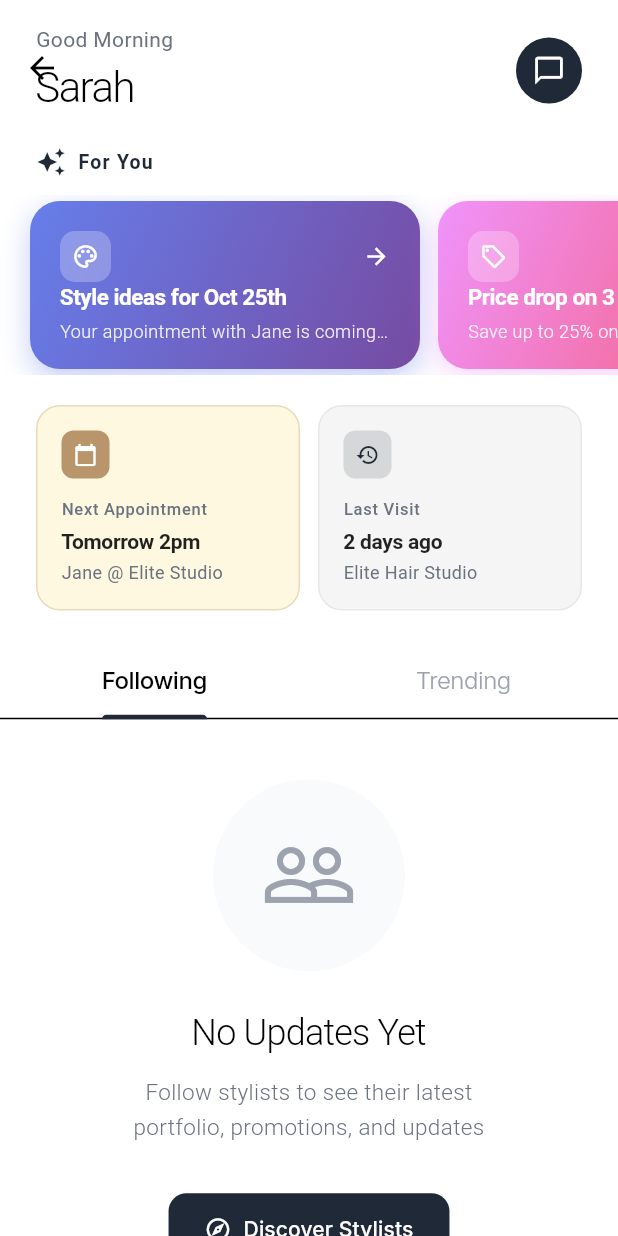
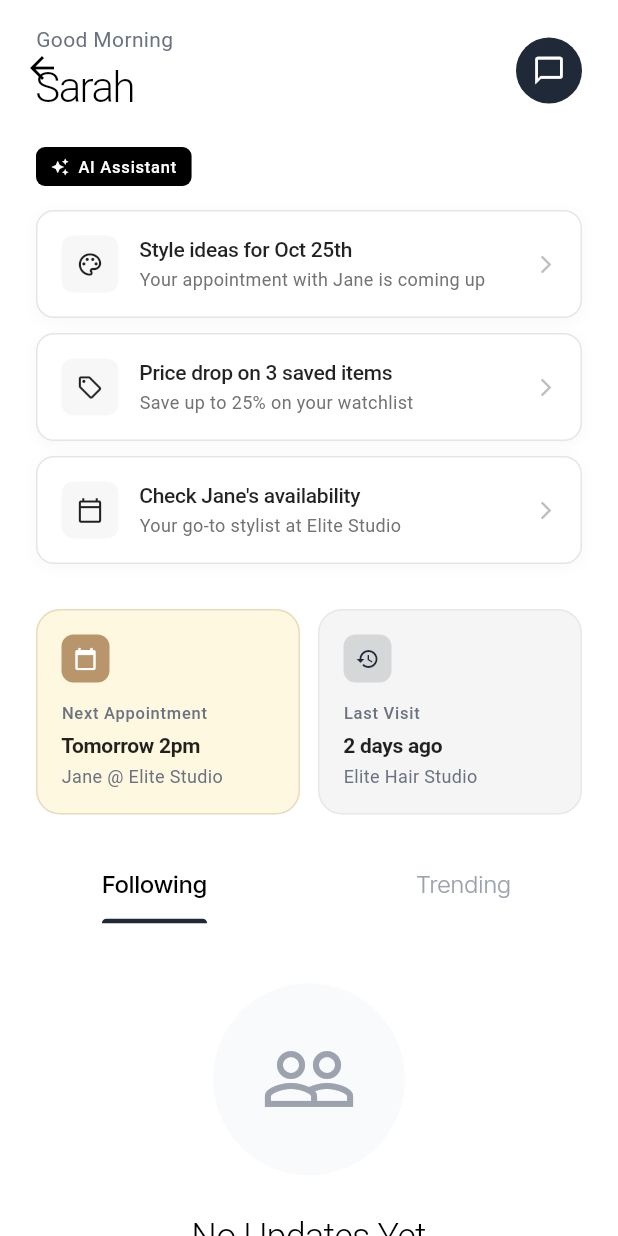
Before and after one commit to qunexadmin/Zelus, a Flutter app: the DiscoverTab screen opened directly, on a phone screen of 412 x 824 dp. Run offline on Flutter 3.47's test engine with Material 3 defaults, Android fonts, the phone set to English and light mode, and no system bars; our stand-ins replace cached_network_image, dio, flutter_riverpod, freezed_annotation, go_router, google_fonts and 4 more; accounts and stored records are empty; generated files the repository leaves out were written again; network calls fail.

Commit message:
Refactor DiscoverTab and update PROJECT_OVERVIEW.md for a clean AI-inspired design
- Redesigned the Smart Quick Actions row to feature a minimalistic layout with vertical cards.
- Removed the gray divider line for a cleaner appearance.
- Updated the AI Assistant Card to reflect a modern aesthetic with clear identification.
- Enhanced the overall UI to align with the new clean design principles, improving user engagement and experience.

```diff
--- a/mobile/lib/features/screens/discover_tab.dart
+++ b/mobile/lib/features/screens/discover_tab.dart
@@ -175,6 +175,8 @@ class _DiscoverTabState extends ConsumerState<DiscoverTab> with SingleTickerProv
                     indicatorWeight: 2.5,
                     labelColor: Colors.black,
                     unselectedLabelColor: AppTheme.textTertiary,
+                    dividerColor: Colors.transparent, // Remove gray divider line
+                    dividerHeight: 0,
                     labelStyle: const TextStyle(
                       fontSize: 16,
                       fontWeight: FontWeight.w500,
@@ -1586,130 +1588,120 @@ class _DiscoverTabState extends ConsumerState<DiscoverTab> with SingleTickerProv
     );
   }
 
-  // NEW REDESIGNED METHODS
+  // CLEAN AI-INSPIRED DESIGN
 
   Widget _buildSmartQuickActionsRow() {
     final actions = _getSmartQuickActions();
 
-    return Column(
-      crossAxisAlignment: CrossAxisAlignment.start,
-      children: [
-        const Padding(
-          padding: EdgeInsets.symmetric(horizontal: 24),
-          child: Row(
-            children: [
-              Icon(Icons.auto_awesome, size: 20, color: AppTheme.primaryColor),
-              SizedBox(width: 8),
-              Text(
-                'For You',
-                style: TextStyle(
-                  fontSize: 13,
-                  fontWeight: FontWeight.w600,
-                  color: AppTheme.primaryColor,
-                  letterSpacing: 0.8,
-                ),
-              ),
-            ],
-          ),
-        ),
-        const SizedBox(height: 12),
-        SizedBox(
-          height: 120,
-          child: ListView.builder(
-            scrollDirection: Axis.horizontal,
-            padding: const EdgeInsets.symmetric(horizontal: 20),
-            itemCount: actions.length,
-            itemBuilder: (context, index) {
-              final action = actions[index];
-              return _buildQuickActionCard(
+    return Padding(
+      padding: const EdgeInsets.symmetric(horizontal: 24),
+      child: Column(
+        crossAxisAlignment: CrossAxisAlignment.start,
+        children: [
+          // Clean minimal header with AI badge
+          Row(
+            children: [
+              Container(
+                padding: const EdgeInsets.symmetric(horizontal: 10, vertical: 5),
+                decoration: BoxDecoration(
+                  color: Colors.black,
+                  borderRadius: BorderRadius.circular(6),
+                ),
+                child: const Row(
+                  mainAxisSize: MainAxisSize.min,
+                  children: [
+                    Icon(Icons.auto_awesome, size: 12, color: Colors.white),
+                    SizedBox(width: 6),
+                    Text(
+                      'AI Assistant',
+                      style: TextStyle(
+                        fontSize: 11,
+                        fontWeight: FontWeight.w500,
+                        color: Colors.white,
+                        letterSpacing: 0.5,
+                      ),
+                    ),
+                  ],
+                ),
+              ),
+            ],
+          ),
+          const SizedBox(height: 16),
+
+          // Clean vertical cards
+          ...actions.map((action) => _buildCleanActionCard(
             action['icon'] as IconData,
             action['title'] as String,
             action['subtitle'] as String?,
             action['onTap'] as VoidCallback,
-                index,
-              );
-            },
-          ),
-        ),
-      ],
-    );
-  }
-
-  Widget _buildQuickActionCard(IconData icon, String title, String? subtitle, VoidCallback onTap, int index) {
-    // Different gradient colors for variety
-    final gradients = [
-      [const Color(0xFF667eea), const Color(0xFF764ba2)], // Purple-blue
-      [const Color(0xFFf093fb), const Color(0xFFf5576c)], // Pink-red
-      [const Color(0xFF4facfe), const Color(0xFF00f2fe)], // Blue-cyan
-    ];
-    final gradient = gradients[index % gradients.length];
-
-    return InkWell(
+          )).toList(),
+        ],
+      ),
+    );
+  }
+
+  Widget _buildCleanActionCard(IconData icon, String title, String? subtitle, VoidCallback onTap) {
+    return Padding(
+      padding: const EdgeInsets.only(bottom: 10),
+      child: InkWell(
         onTap: onTap,
-      borderRadius: BorderRadius.circular(20),
+        borderRadius: BorderRadius.circular(12),
         child: Container(
-        width: 260,
-        margin: const EdgeInsets.only(right: 12, top: 4, bottom: 4),
-        padding: const EdgeInsets.all(20),
-        decoration: BoxDecoration(
-          gradient: LinearGradient(
-            colors: gradient,
-            begin: Alignment.topLeft,
-            end: Alignment.bottomRight,
-          ),
-          borderRadius: BorderRadius.circular(20),
+          padding: const EdgeInsets.all(16),
+          decoration: BoxDecoration(
+            color: Colors.white,
+            borderRadius: BorderRadius.circular(12),
+            border: Border.all(color: const Color(0xFFE5E5E5), width: 1),
             boxShadow: [
               BoxShadow(
-              color: gradient[0].withOpacity(0.4),
-              blurRadius: 16,
-              offset: const Offset(0, 6),
-            ),
-          ],
-        ),
-        child: Column(
-          crossAxisAlignment: CrossAxisAlignment.start,
-          children: [
-            Row(
+                color: Colors.black.withOpacity(0.03),
+                blurRadius: 8,
+                offset: const Offset(0, 2),
+              ),
+            ],
+          ),
+          child: Row(
             children: [
               Container(
-                  padding: const EdgeInsets.all(8),
-                  decoration: BoxDecoration(
-                    color: Colors.white.withOpacity(0.25),
-                    borderRadius: BorderRadius.circular(10),
-                  ),
-                  child: Icon(icon, color: Colors.white, size: 18),
-                ),
-                const Spacer(),
-                const Icon(Icons.arrow_forward, color: Colors.white, size: 18),
-              ],
-            ),
-            const Spacer(),
+                padding: const EdgeInsets.all(10),
+                decoration: BoxDecoration(
+                  color: const Color(0xFFF7F7F7),
+                  borderRadius: BorderRadius.circular(8),
+                ),
+                child: Icon(icon, size: 18, color: Colors.black87),
+              ),
+              const SizedBox(width: 14),
+              Expanded(
+                child: Column(
+                  crossAxisAlignment: CrossAxisAlignment.start,
+                  children: [
                     Text(
                       title,
                       style: const TextStyle(
-                fontSize: 15,
-                fontWeight: FontWeight.w600,
-                color: Colors.white,
-                letterSpacing: -0.3,
+                        fontSize: 14,
+                        fontWeight: FontWeight.w500,
+                        color: Colors.black87,
+                        letterSpacing: -0.2,
                         height: 1.3,
                       ),
-              maxLines: 2,
-              overflow: TextOverflow.ellipsis,
                     ),
                     if (subtitle != null) ...[
-              const SizedBox(height: 4),
+                      const SizedBox(height: 2),
                       Text(
                         subtitle,
-                style: TextStyle(
+                        style: const TextStyle(
                           fontSize: 12,
-                  fontWeight: FontWeight.w300,
-                  color: Colors.white.withOpacity(0.9),
-                ),
-                maxLines: 1,
-                overflow: TextOverflow.ellipsis,
-              ),
-            ],
-          ],
+                          fontWeight: FontWeight.w400,
+                          color: Color(0xFF737373),
+                        ),
+                      ),
+                    ],
+                  ],
+                ),
+              ),
+              const Icon(Icons.arrow_forward_ios, size: 14, color: Color(0xFFBFBFBF)),
+            ],
+          ),
         ),
       ),
     );
```
Also changed, not shown: 1 other file. Lines whose indentation alone changed are shown as unchanged.
